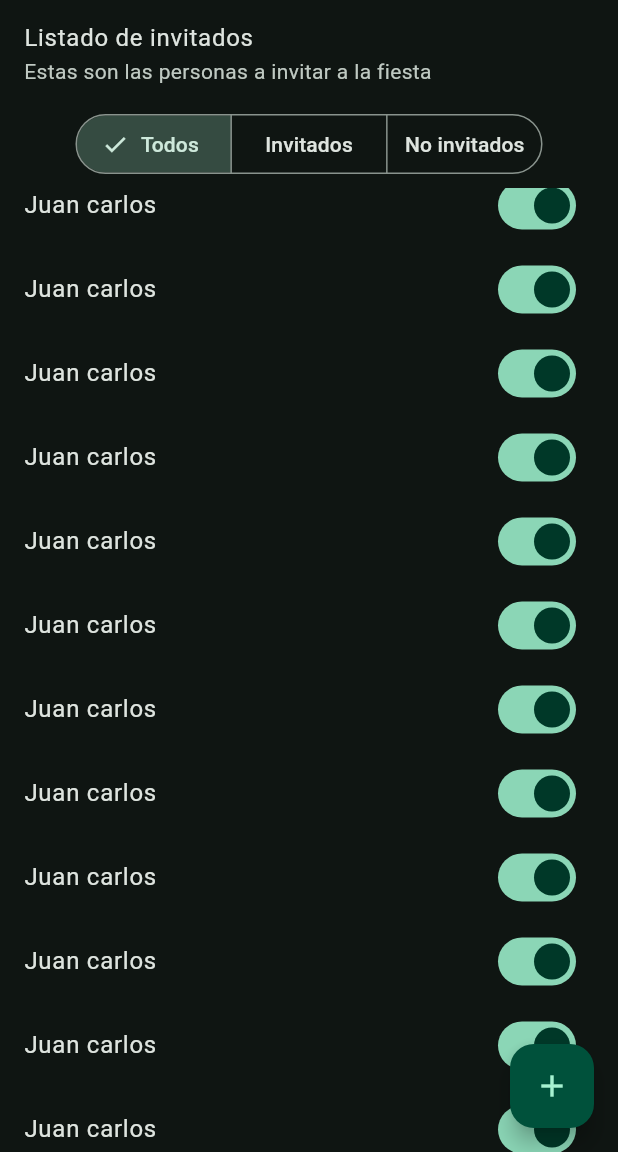
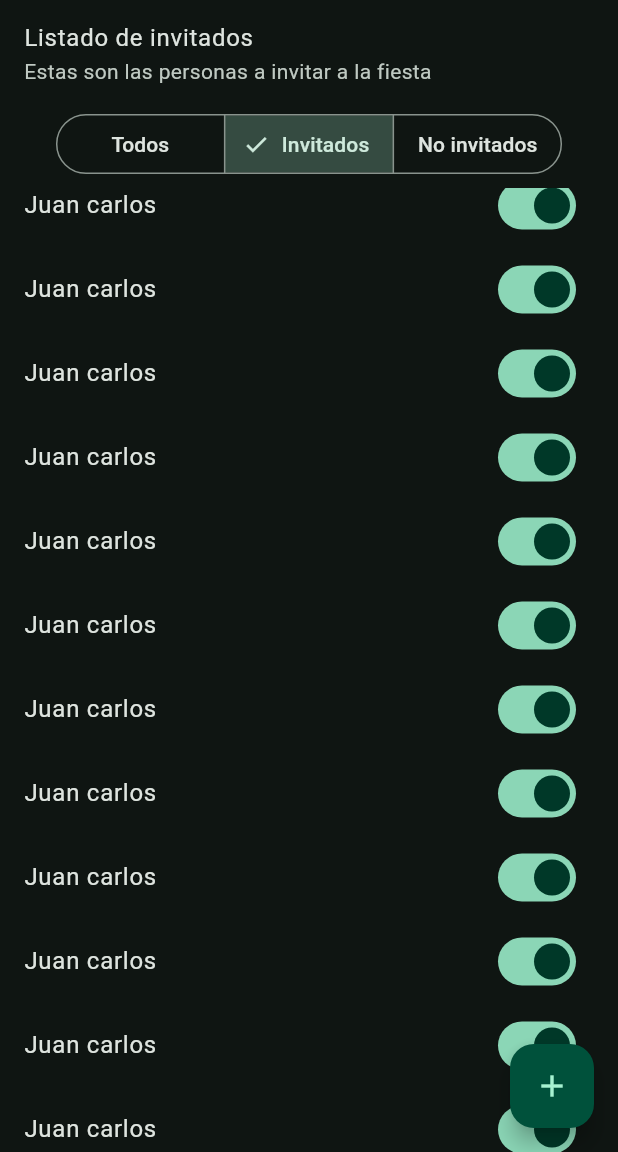
Before and after one commit to ManuViola77/flutter-bloc, a Flutter app: the GuestsScreen screen opened by its route, scrolled down 576 dp, after a tap on "Invitados", on a phone screen of 412 x 824 dp, the part 84-1236 px from its top. Run offline on Flutter 3.47's test engine with Material 3 defaults, Android fonts, the phone set to English and light mode, and no system bars; our stand-ins replace bloc, dio, equatable, flutter_bloc, get_it, go_router; missing offline and left inert: random_name_generator.

Commit message:
feat: use guests filter

```diff
--- a/lib/presentation/screens/04_guest/guests_screen.dart
+++ b/lib/presentation/screens/04_guest/guests_screen.dart
@@ -1,5 +1,7 @@
 import 'package:flutter/material.dart';
+import 'package:flutter_bloc/flutter_bloc.dart';
 
+import 'package:blocs_app/presentation/blocs/blocs.dart';
 
 class GuestsScreen extends StatelessWidget {
   const GuestsScreen({super.key});
@@ -12,19 +14,21 @@ class GuestsScreen extends StatelessWidget {
       ),
       body: const _TodoView(),
       floatingActionButton: FloatingActionButton(
-        child: const Icon( Icons.add ),
+        child: const Icon(Icons.add),
         onPressed: () {},
       ),
     );
   }
 }
 
-
 class _TodoView extends StatelessWidget {
   const _TodoView();
 
   @override
   Widget build(BuildContext context) {
+    final guestsBloc = context.watch<GuestsBloc>();
+    final selectedFilter = guestsBloc.state.filter;
+
     return Column(
       children: [
         const ListTile(
@@ -33,27 +37,27 @@ class _TodoView extends StatelessWidget {
         ),
 
         SegmentedButton(
-          segments: const[
-            ButtonSegment(value: 'all', icon: Text('Todos')),
-            ButtonSegment(value: 'completed', icon: Text('Invitados')),
-            ButtonSegment(value: 'pending', icon: Text('No invitados')),
+          segments: const [
+            ButtonSegment(value: GuestsFilter.all, icon: Text('Todos')),
+            ButtonSegment(value: GuestsFilter.invited, icon: Text('Invitados')),
+            ButtonSegment(
+                value: GuestsFilter.notInvited, icon: Text('No invitados')),
           ],
-          selected: const <String>{ 'all' },
+          selected: <GuestsFilter>{selectedFilter},
           onSelectionChanged: (value) {
-
+            guestsBloc.changeFilter(value.first);
           },
         ),
-        const SizedBox( height: 5 ),
+        const SizedBox(height: 5),
 
         /// Listado de personas a invitar
         Expanded(
           child: ListView.builder(
             itemBuilder: (context, index) {
               return SwitchListTile(
-                title: const Text('Juan carlos'),
-                value: true,
-                onChanged: ( value ) {}
-              );
+                  title: const Text('Juan carlos'),
+                  value: true,
+                  onChanged: (value) {});
             },
           ),
         )
```
